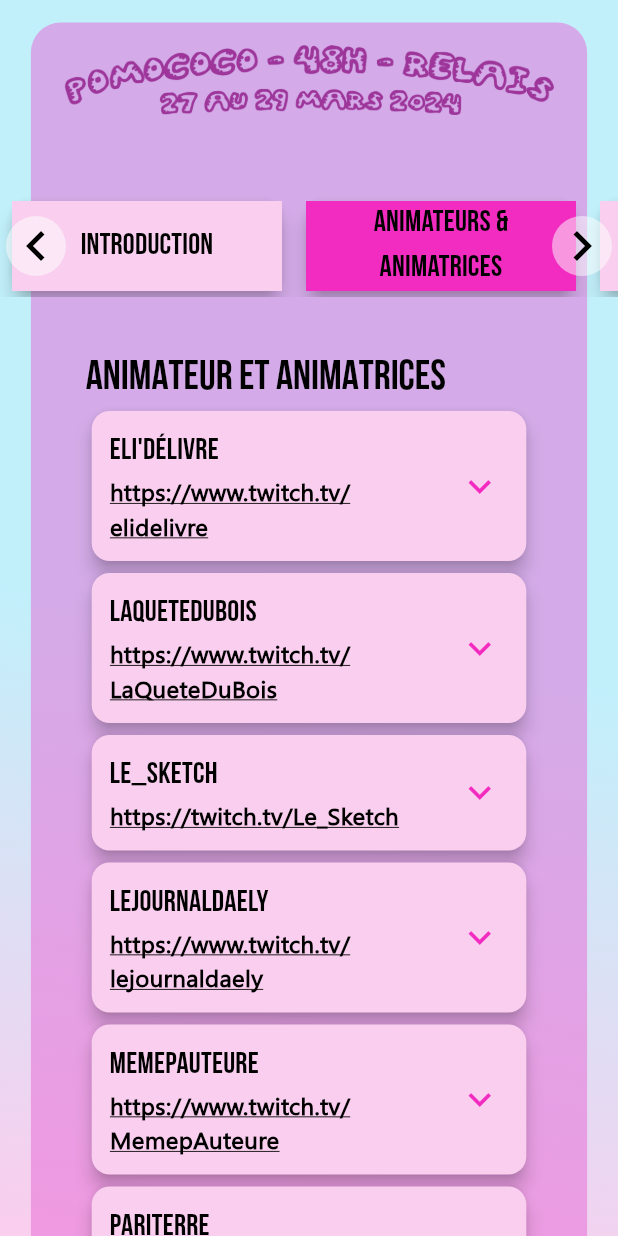
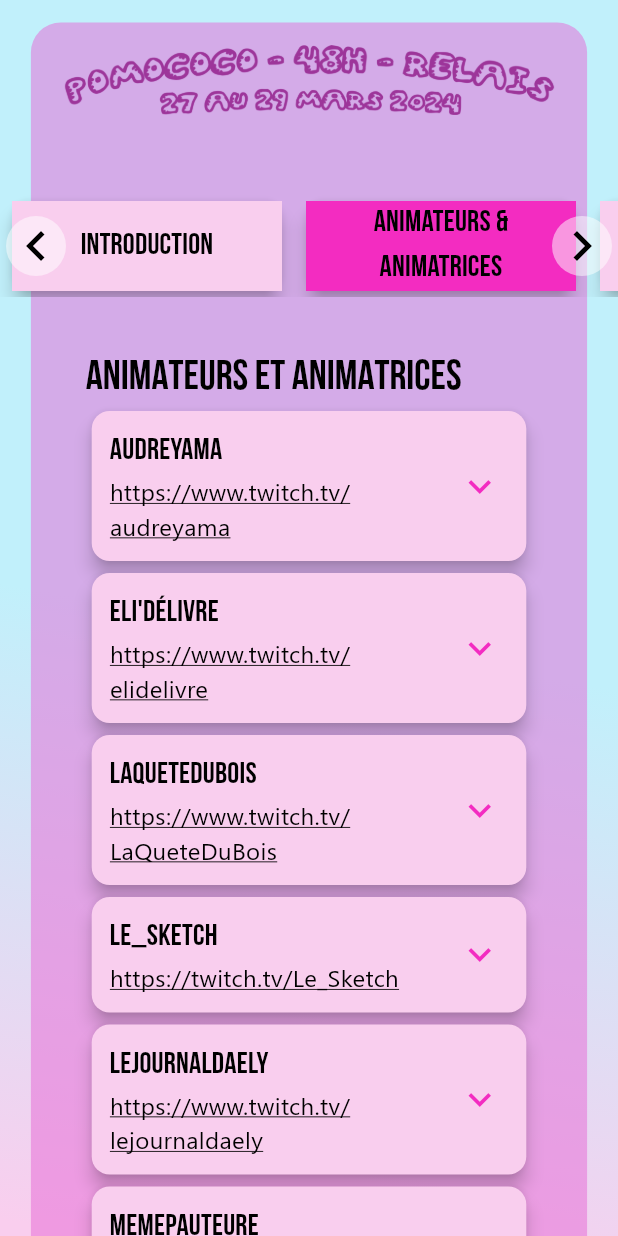
Before and after one commit to pariterre/pomo_coco_website, a Flutter app: the screen it shows after launch, after a tap on an icon or button, on a phone screen of 412 x 824 dp. Run offline on Flutter 3.47's test engine with Material 3 defaults, Android fonts, the phone set to English and light mode, and no system bars; our stand-ins replace cloud_firestore, device_info_plus, firebase_auth, firebase_core, shared_preferences, youtube_player_iframe; missing offline and left inert: twitch_manager; accounts and stored records are empty; network calls fail; statements that could not run were skipped.

Commit message:
Added latest streamers

```diff
--- a/lib/managers/config_manager.dart
+++ b/lib/managers/config_manager.dart
@@ -13,7 +13,7 @@
   /// General information
   ///
   final eventName = 'PomoCoco - 48h - Relais';
-  final facebookEventUrl = 'https://facebook.com/events/1557104731490847';
+  final facebookEventUrl = 'https://facebook.com/events/930492188475716';
   String youtubeEventUrlId = 'eodaPPwvwxw';
 
   ///
@@ -74,6 +74,21 @@
             'de fantasy. Sur ma chaîne, tu découvriras des sessions de '
             'co-working et parfois des jeux vidéos.',
         twitchUrl: 'https://www.twitch.tv/MemepAuteure'),
+    StreamerInfo('Piickwiic',
+        description:
+            'Coucou par ici, moi c\'est Anais. J\'ai 37 ans, deux enfants, et '
+            'un chat qui répond au doux nom de Minette. C\'est même devenue la '
+            'mascotte de la chaine ! Cette chaine parle de livres, mais pas que !'
+            ' Si le coeur vous en dit, venez me faire un petit coucou pendant un '
+            'live :) Possible coupure à 19h 🤓',
+        twitchUrl: 'https://www.twitch.tv/piickwiic'),
+    StreamerInfo('AudreyAMA',
+        description:
+            'Audrey AMA, je me suis lancée sur la folle aventure de l\'écriture '
+            'depuis quelques années déjà et j\'espère que mes histoires en feront '
+            'voyager plus d\'un ! Bienvenue sur cette chaine, où l\'objectif '
+            'est de créer un espace pour écrire ensemble et se motiver.',
+        twitchUrl: 'https://www.twitch.tv/audreyama'),
   ];
 
   ///
--- a/lib/managers/schedule_manager.dart
+++ b/lib/managers/schedule_manager.dart
@@ -8,30 +8,30 @@
   ScheduleManager._internal();
 
   bool get hasEventStarted =>
-      DateTime.now().compareTo(DateTime(2024, 4, 10, 14)) > 0;
+      DateTime.now().compareTo(DateTime(2024, 3, 27, 0)) > 0;
   bool get hasEventFinished =>
-      DateTime.now().compareTo(DateTime(2024, 4, 12, 12)) > 0;
+      DateTime.now().compareTo(DateTime(2024, 3, 29, 14)) > 0;
 
   final eventSchedule = [
     ScheduleInfo(
         title: 'On est fébrile en attendant le Jour-J!',
         url: ConfigManager.instance.facebookEventUrl,
         starting: DateTime.now(),
-        length: DateTime(2024, 03, 27, 13, 30).difference(DateTime.now())),
+        length: DateTime(2024, 03, 27, 9, 15).difference(DateTime.now())),
     ScheduleInfo(
         title: 'Ouverture',
         url: 'https://twitch.tv/pariterre',
-        starting: DateTime(2024, 03, 27, 13, 30),
-        length: const Duration(minutes: 30)),
+        starting: DateTime(2024, 03, 27, 9, 15),
+        length: const Duration(minutes: 45)),
     ScheduleInfo(
         title: 'Horaire à venir',
-        starting: DateTime(2024, 03, 27, 13, 30),
-        length: const Duration(days: 2, minutes: 30)),
+        starting: DateTime(2024, 03, 27, 10, 0),
+        length: const Duration(days: 2, hours: 1, minutes: 30)),
     ScheduleInfo(
         title: 'Cérémonie de fermeture',
         url: 'https://twitch.tv/pariterre',
-        starting: DateTime(2024, 03, 29, 14, 0),
-        length: const Duration(minutes: 10)),
+        starting: DateTime(2024, 03, 29, 11, 30),
+        length: const Duration(minutes: 30)),
   ];
 }
 
--- a/lib/screens/streamers_page.dart
+++ b/lib/screens/streamers_page.dart
@@ -28,7 +28,7 @@
           children: [
             SizedBox(
                 width: double.infinity,
-                child: Text('ANIMATEUR ET ANIMATRICES',
+                child: Text('ANIMATEURS ET ANIMATRICES',
                     style: Theme.of(context).textTheme.titleLarge)),
             ...streamerInfoSorted
                 .map((e) => _StreamerCard(streamerInfo: e))
@@ -64,7 +64,6 @@
               child: Text(
                 streamerInfo.twitchUrl,
                 style: const TextStyle(
-                    fontWeight: FontWeight.bold,
                     decoration: TextDecoration.underline,
                     decorationColor: Colors.black),
               )),
@@ -126,6 +125,7 @@
                           videoId: streamerInfo.philosophyYoutubeId!,
                           delayBeforeLoading: 3000,
                         ),
+                      const SizedBox(height: 12),
                     ],
                   ),
                 ],
```
